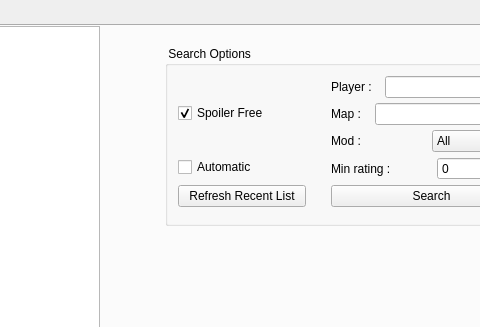
FAForever/client, file res/replays/replays.ui: the form before one commit; both pictures show x 452 to 932 and y 0 to 327 of the 1057 by 686 pixel window.
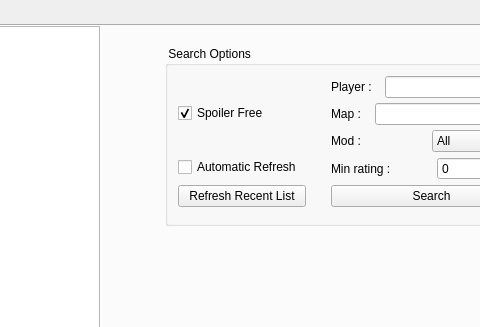
The form after the commit.

Commit message:
unify styling replay and modvault, cleanup client.css
relabel Checkbox from 'Automatic' to 'Automatic Refresh'
add dropDown.png for QComboBox style

```diff
--- a/res/replays/replays.ui
+++ b/res/replays/replays.ui
@@ -566,7 +566,7 @@
              <string>reloads recent Replays on Tab reentry&lt;br&gt;'...same as it ever was ... same as it ever was'</string>
             </property>
             <property name="text">
-             <string>Automatic</string>
+             <string>Automatic Refresh</string>
             </property>
             <property name="checked">
              <bool>false</bool>
```
The commit also changes 2 other files.
